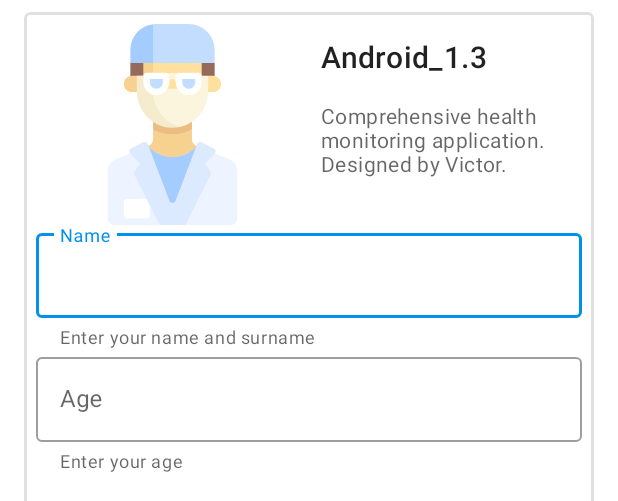
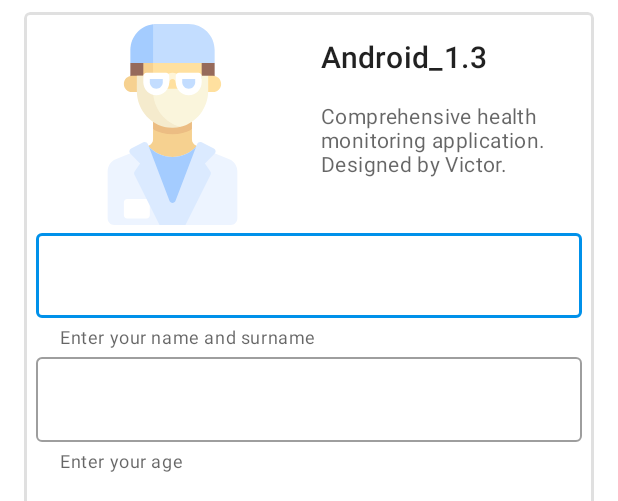
Before and after one commit to VityaJulin/Android_1.3, an Android app: the layout activity_main.xml on its own in the app's theme, with its tools: preview values and no code run, on a phone screen of 412 x 824 dp. Shown: the top 501 px of the screen. Run offline under Robolectric (Android 15) with nearby library versions, the phone set to English and light mode, and no system bars.

Commit message:
add clean input fields after data added

```diff
--- a/app/src/main/res/layout/activity_main.xml
+++ b/app/src/main/res/layout/activity_main.xml
@@ -75,9 +75,9 @@
                 style="@style/Widget.MaterialComponents.TextInputLayout.OutlinedBox"
                 android:layout_width="match_parent"
                 android:layout_height="wrap_content"
-                android:hint="@string/name"
                 app:helperText="@string/name_helper"
                 app:helperTextEnabled="true"
+                app:hintEnabled="true"
                 app:layout_constraintStart_toStartOf="parent"
                 app:layout_constraintTop_toTopOf="parent">
 
@@ -92,7 +92,7 @@
                 style="@style/Widget.MaterialComponents.TextInputLayout.OutlinedBox"
                 android:layout_width="match_parent"
                 android:layout_height="wrap_content"
-                android:hint="@string/age"
+                app:hintEnabled="true"
                 app:helperText="@string/age_helper"
                 app:helperTextEnabled="true"
                 app:errorEnabled="true"
```
Also changed, not shown: app/src/main/java/com/example/android_13/MainActivity.java (+7 -4 lines).
